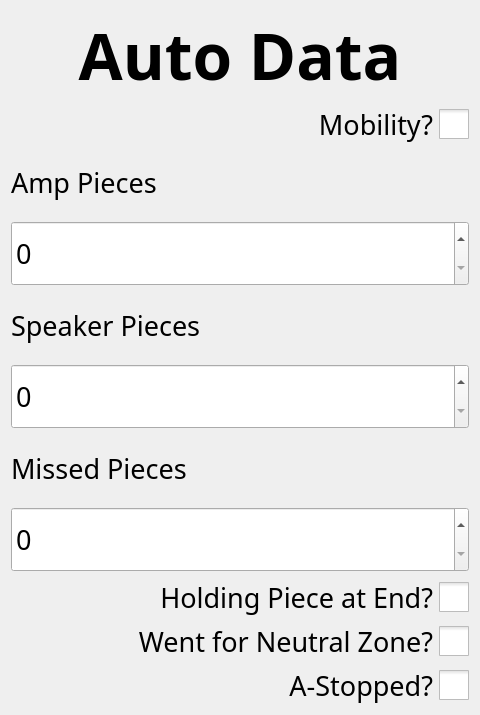
This is ui/AutoScouting.ui in binex-dsk/QFRCScouter as Qt 5 draws it before an edit. The edited form follows.
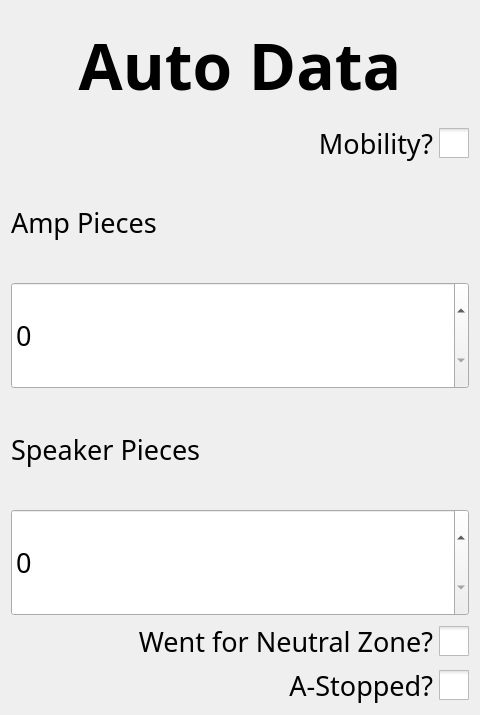
This is the edited form. Custom widgets are drawn as their Qt base class.

What changed in the file:
```diff
--- a/ui/AutoScouting.ui
+++ b/ui/AutoScouting.ui
@@ -116,56 +116,6 @@
      </property>
     </widget>
    </item>
-   <item>
-    <widget class="QLabel" name="label_7">
-     <property name="font">
-      <font>
-       <family>Noto Sans</family>
-       <pointsize>20</pointsize>
-      </font>
-     </property>
-     <property name="text">
-      <string>Missed Pieces</string>
-     </property>
-    </widget>
-   </item>
-   <item>
-    <widget class="BetterSpinBox" name="missedPieces">
-     <property name="sizePolicy">
-      <sizepolicy hsizetype="Minimum" vsizetype="Preferred">
-       <horstretch>0</horstretch>
-       <verstretch>0</verstretch>
-      </sizepolicy>
-     </property>
-     <property name="font">
-      <font>
-       <family>Noto Sans</family>
-       <pointsize>20</pointsize>
-      </font>
-     </property>
-    </widget>
-   </item>
-   <item>
-    <widget class="QCheckBox" name="holding">
-     <property name="font">
-      <font>
-       <family>Sans Serif</family>
-       <pointsize>20</pointsize>
-      </font>
-     </property>
-     <property name="layoutDirection">
-      <enum>Qt::RightToLeft</enum>
-     </property>
-     <property name="styleSheet">
-      <string notr="true">QCheckBox::indicator:unchecked { width: 30px; height: 30px; } QCheckBox::indicator:checked { width: 30px; height: 30px; }
-
-</string>
-     </property>
-     <property name="text">
-      <string>Holding Piece at End?</string>
-     </property>
-    </widget>
-   </item>
    <item>
     <widget class="QCheckBox" name="neutral">
      <property name="font">
```
